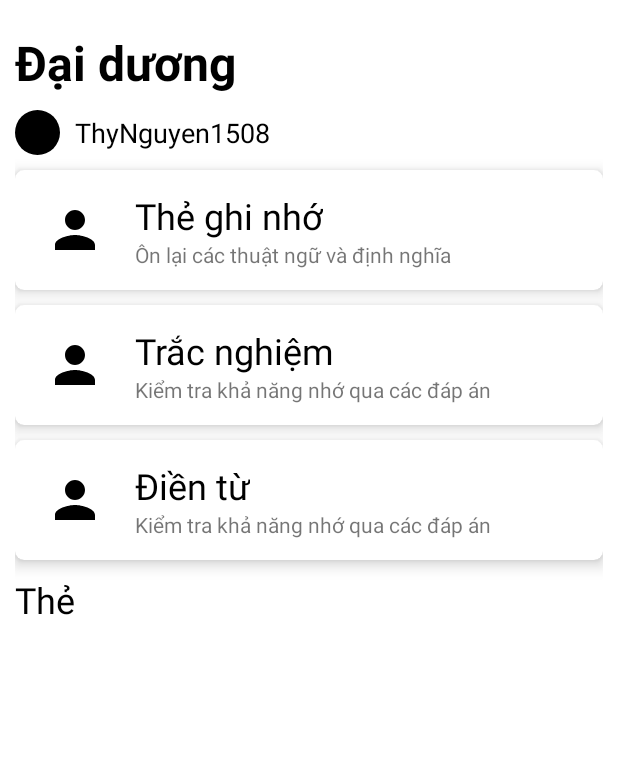
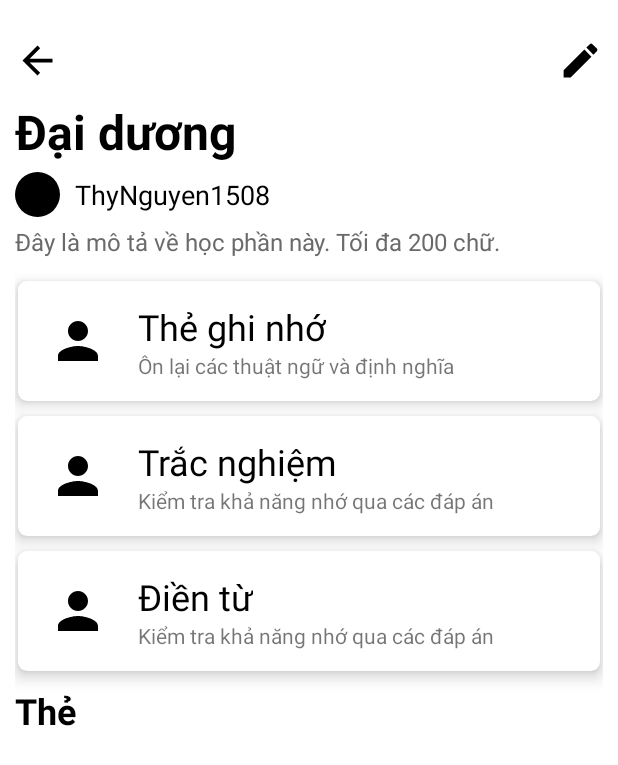
Before and after one commit to limbanga/EnglishLearners, an Android app: the layout activity_topic_detail.xml on its own in the app's theme, with its tools: preview values and no code run, on a phone screen of 412 x 824 dp. Shown: the top 765 px of the screen. Run offline under Robolectric (Android 15) with nearby library versions, the phone set to English and light mode, and no system bars.

Commit message:
binding data topic detail add change ui

```diff
--- a/app/src/main/java/com/example/englishlearners/AppConst.kt
+++ b/app/src/main/java/com/example/englishlearners/AppConst.kt
@@ -6,5 +6,7 @@ class AppConst {
 
         const val KEY_TOPIC = "topics"
         const val KEY_FOLDER = "folders"
+        const val KEY_VOCABULARY = "vocabularies"
+
     }
 }
--- /dev/null
+++ b/app/src/main/res/drawable/baseline_edit_24.xml
@@ -0,0 +1,5 @@
+<vector android:height="24dp" android:tint="#000000"
+    android:viewportHeight="24" android:viewportWidth="24"
+    android:width="24dp" xmlns:android="http://schemas.android.com/apk/res/android">
+    <path android:fillColor="@android:color/white" android:pathData="M3,17.25V21h3.75L17.81,9.94l-3.75,-3.75L3,17.25zM20.71,7.04c0.39,-0.39 0.39,-1.02 0,-1.41l-2.34,-2.34c-0.39,-0.39 -1.02,-0.39 -1.41,0l-1.83,1.83 3.75,3.75 1.83,-1.83z"/>
+</vector>
--- a/app/src/main/res/layout/activity_topic_detail.xml
+++ b/app/src/main/res/layout/activity_topic_detail.xml
@@ -11,16 +11,49 @@
         android:layout_height="match_parent"
         android:orientation="vertical"
         android:padding="10dp">
+        <!--Actionbar-->
+        <LinearLayout
+            android:layout_width="match_parent"
+            android:layout_height="wrap_content"
+            android:layout_marginTop="10dp"
+            android:orientation="horizontal"
+            android:paddingVertical="5dp">
+
+            <ImageView
+                android:id="@+id/back_btn"
+                android:layout_width="30dp"
+                android:layout_height="30dp"
+                android:src="@drawable/baseline_arrow_back_24" />
+
+            <TextView
+                android:layout_width="wrap_content"
+                android:layout_height="wrap_content"
+                android:layout_marginStart="20dp"
+                android:layout_weight="1"
+                android:text=""
+                android:textColor="@color/black"
+                android:textSize="22sp"
+                android:textStyle="bold" />
+
+            <ImageView
+                android:id="@+id/edit_btn"
+                android:layout_width="30dp"
+                android:layout_height="30dp"
+                android:src="@drawable/baseline_edit_24" />
+
+        </LinearLayout>
 
         <!-- Tiêu đề -->
         <TextView
+            android:id="@+id/title_text_view"
             android:layout_width="match_parent"
             android:layout_height="wrap_content"
-            android:paddingVertical="10dp"
+            android:paddingVertical="5dp"
             android:text="Đại dương"
             android:textColor="@color/black"
             android:textSize="32sp"
             android:textStyle="bold" />
+
 
         <!-- Tác giả + tt sơ lược -->
         <LinearLayout
@@ -44,11 +77,22 @@
 
         </LinearLayout>
 
+        <!--Mô tả-->
+        <TextView
+            android:id="@+id/desc_text_view"
+            android:layout_width="match_parent"
+            android:layout_height="wrap_content"
+            android:paddingVertical="5dp"
+            android:text="Đây là mô tả về học phần này. Tối đa 200 chữ."
+            android:textColor="@color/grey"
+            android:textSize="16sp" />
+
         <!-- Thẻ ghi nhớ -->
         <androidx.cardview.widget.CardView
             android:id="@+id/flash_card"
             android:layout_width="match_parent"
             android:layout_height="wrap_content"
+            android:layout_marginHorizontal="2dp"
             android:layout_marginTop="10dp"
             app:cardCornerRadius="6dp"
             app:cardElevation="6dp">
@@ -90,6 +134,7 @@
             android:id="@+id/multiple_choice"
             android:layout_width="match_parent"
             android:layout_height="wrap_content"
+            android:layout_marginHorizontal="2dp"
             android:layout_marginTop="10dp"
             app:cardCornerRadius="6dp"
             app:cardElevation="6dp">
@@ -130,6 +175,7 @@
             android:id="@+id/type_word"
             android:layout_width="match_parent"
             android:layout_height="wrap_content"
+            android:layout_marginHorizontal="2dp"
             android:layout_marginTop="10dp"
             app:cardCornerRadius="6dp"
             app:cardElevation="6dp">
@@ -166,21 +212,21 @@
             </LinearLayout>
         </androidx.cardview.widget.CardView>
 
+        <TextView
+            android:layout_width="match_parent"
+            android:layout_height="wrap_content"
+            android:layout_marginVertical="10dp"
+            android:text="Thẻ"
+            android:textColor="@color/black"
+            android:textSize="24sp"
+            android:textStyle="bold" />
+
+        <!-- Danh sach thuat ngu-->
         <LinearLayout
             android:id="@+id/card_list"
             android:layout_width="match_parent"
             android:layout_height="wrap_content"
-            android:orientation="vertical">
-
-            <TextView
-                android:layout_width="match_parent"
-                android:layout_height="wrap_content"
-                android:layout_marginVertical="10dp"
-                android:text="Thẻ"
-                android:textColor="@color/black"
-                android:textSize="24sp" />
-
-        </LinearLayout>
+            android:orientation="vertical" />
 
     </LinearLayout>
 </ScrollView>
```
Also changed, not shown: app/src/main/java/com/example/englishlearners/activity/TopicDetailActivity.kt (+108 -4 lines), app/src/main/java/com/example/englishlearners/model/Topic.kt (+4 -3 lines), app/src/main/java/com/example/englishlearners/model/Vocabulary.kt (+5 -4 lines), app/src/main/res/layout/fragment_card_item.xml (deleted, +0 -58 lines), app/src/main/res/layout/item_vocabulary_view.xml (added, +56 -0 lines).
